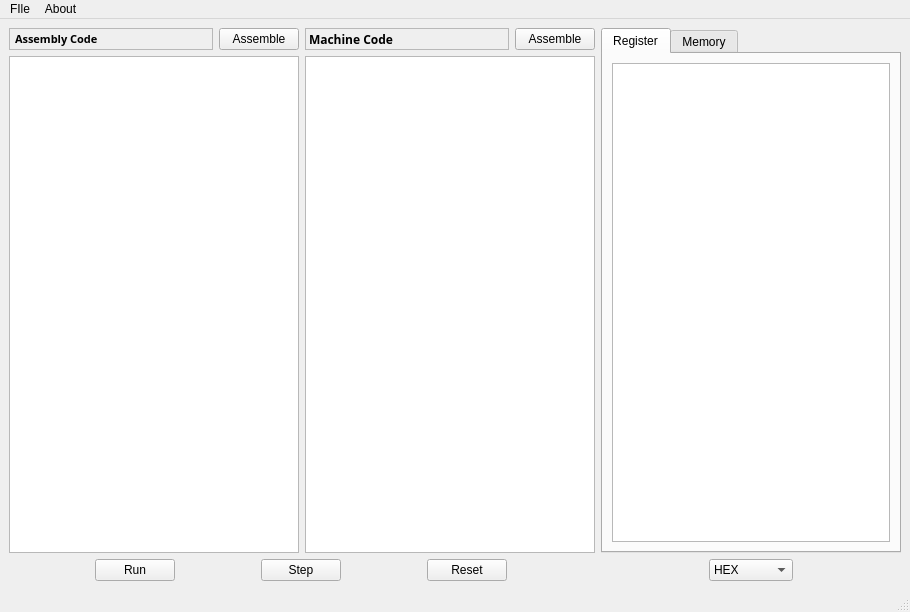
Above: mainwindow.ui from Kartikeyapise/RISC-V-Simulator before the change. Below: the same form after it.
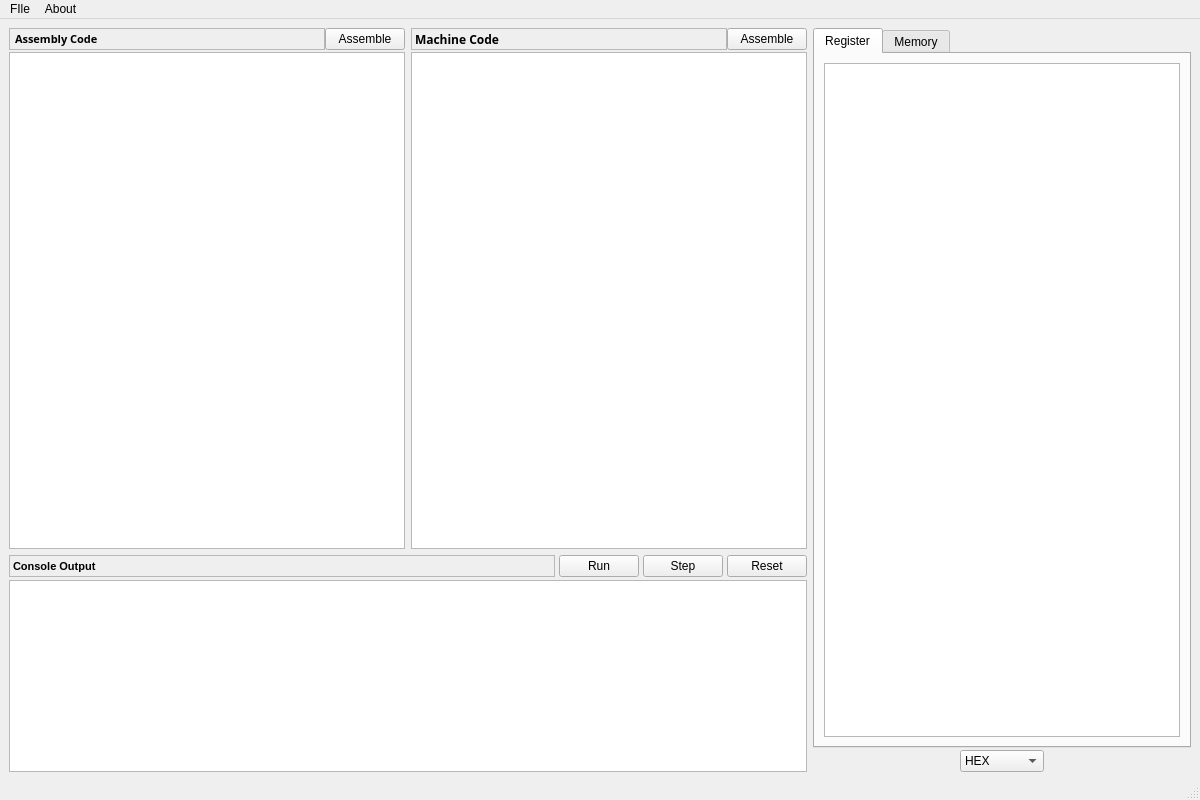
That is the form after the change. The open tabs and pages were chosen to show the change.

What changed in the file:
```diff
--- a/mainwindow.ui
+++ b/mainwindow.ui
@@ -6,8 +6,8 @@
    <rect>
     <x>0</x>
     <y>0</y>
-    <width>910</width>
-    <height>612</height>
+    <width>1200</width>
+    <height>800</height>
    </rect>
   </property>
   <property name="windowTitle">
@@ -21,61 +21,12 @@
     <bool>true</bool>
    </property>
    <layout class="QGridLayout" name="gridLayout">
-    <item row="5" column="2" colspan="2">
-     <layout class="QHBoxLayout" name="horizontalLayout_3" stretch="0,0,0">
-      <property name="spacing">
-       <number>0</number>
-      </property>
-      <property name="sizeConstraint">
-       <enum>QLayout::SetFixedSize</enum>
-      </property>
-      <property name="rightMargin">
-       <number>0</number>
-      </property>
-      <item>
-       <widget class="QPushButton" name="run">
-        <property name="sizePolicy">
-         <sizepolicy hsizetype="Fixed" vsizetype="Fixed">
-          <horstretch>0</horstretch>
-          <verstretch>0</verstretch>
-         </sizepolicy>
-        </property>
-        <property name="text">
-         <string>Run</string>
-        </property>
-       </widget>
-      </item>
-      <item>
-       <widget class="QPushButton" name="step">
-        <property name="sizePolicy">
-         <sizepolicy hsizetype="Fixed" vsizetype="Fixed">
-          <horstretch>0</horstretch>
-          <verstretch>0</verstretch>
-         </sizepolicy>
-        </property>
-        <property name="text">
-         <string>Step</string>
-        </property>
-       </widget>
-      </item>
-      <item>
-       <widget class="QPushButton" name="reset">
-        <property name="enabled">
-         <bool>true</bool>
-        </property>
-        <property name="sizePolicy">
-         <sizepolicy hsizetype="Fixed" vsizetype="Fixed">
-          <horstretch>0</horstretch>
-          <verstretch>0</verstretch>
-         </sizepolicy>
-        </property>
-        <property name="text">
-         <string>Reset</string>
-        </property>
-       </widget>
-      </item>
-     </layout>
-    </item>
+    <property name="bottomMargin">
+     <number>6</number>
+    </property>
+    <property name="verticalSpacing">
+     <number>2</number>
+    </property>
     <item row="2" column="2">
      <widget class="QPlainTextEdit" name="plainTextEdit_as">
       <property name="sizePolicy">
@@ -98,32 +49,145 @@
       </property>
      </widget>
     </item>
-    <item row="2" column="3">
-     <widget class="QPlainTextEdit" name="plainTextEdit_mc"/>
+    <item row="1" column="3">
+     <layout class="QHBoxLayout" name="horizontalLayout_4">
+      <item>
+       <widget class="QLabel" name="label_2">
+        <property name="font">
+         <font>
+          <family>MS Reference Sans Serif</family>
+          <weight>75</weight>
+          <bold>true</bold>
+         </font>
+        </property>
+        <property name="frameShape">
+         <enum>QFrame::StyledPanel</enum>
+        </property>
+        <property name="frameShadow">
+         <enum>QFrame::Raised</enum>
+        </property>
+        <property name="text">
+         <string>Machine Code</string>
+        </property>
+       </widget>
+      </item>
+      <item>
+       <widget class="QPushButton" name="mc_assemble">
+        <property name="sizePolicy">
+         <sizepolicy hsizetype="Fixed" vsizetype="Fixed">
+          <horstretch>0</horstretch>
+          <verstretch>0</verstretch>
+         </sizepolicy>
+        </property>
+        <property name="text">
+         <string>Assemble</string>
+        </property>
+       </widget>
+      </item>
+     </layout>
     </item>
-    <item row="5" column="8">
-     <layout class="QHBoxLayout" name="horizontalLayout">
-      <item>
-       <widget class="QComboBox" name="comboBox">
+    <item row="5" column="2" rowspan="2" colspan="2">
+     <layout class="QGridLayout" name="gridLayout_2">
+      <property name="sizeConstraint">
+       <enum>QLayout::SetFixedSize</enum>
+      </property>
+      <property name="rightMargin">
+       <number>0</number>
+      </property>
+      <property name="bottomMargin">
+       <number>0</number>
+      </property>
+      <property name="horizontalSpacing">
+       <number>4</number>
+      </property>
+      <property name="verticalSpacing">
+       <number>3</number>
+      </property>
+      <item row="0" column="3">
+       <widget class="QPushButton" name="step">
         <property name="sizePolicy">
          <sizepolicy hsizetype="Fixed" vsizetype="Fixed">
           <horstretch>0</horstretch>
           <verstretch>0</verstretch>
          </sizepolicy>
         </property>
-        <property name="layoutDirection">
-         <enum>Qt::LeftToRight</enum>
+        <property name="text">
+         <string>Step</string>
         </property>
-        <item>
-         <property name="text">
-          <string>HEX</string>
-         </property>
-        </item>
-        <item>
-         <property name="text">
-          <string>DECIMAL</string>
-         </property>
-        </item>
+       </widget>
+      </item>
+      <item row="0" column="4">
+       <widget class="QPushButton" name="reset">
+        <property name="enabled">
+         <bool>true</bool>
+        </property>
+        <property name="sizePolicy">
+         <sizepolicy hsizetype="Fixed" vsizetype="Fixed">
+          <horstretch>0</horstretch>
+          <verstretch>0</verstretch>
+         </sizepolicy>
+        </property>
+        <property name="text">
+         <string>Reset</string>
+        </property>
+       </widget>
+      </item>
+      <item row="0" column="2">
+       <widget class="QPushButton" name="run">
+        <property name="sizePolicy">
+         <sizepolicy hsizetype="Fixed" vsizetype="Fixed">
+          <horstretch>0</horstretch>
+          <verstretch>0</verstretch>
+         </sizepolicy>
+        </property>
+        <property name="text">
+         <string>Run</string>
+        </property>
+       </widget>
+      </item>
+      <item row="1" column="0" rowspan="2" colspan="5">
+       <widget class="QPlainTextEdit" name="plainTextEdit_console">
+        <property name="sizePolicy">
+         <sizepolicy hsizetype="Expanding" vsizetype="Fixed">
+          <horstretch>0</horstretch>
+          <verstretch>0</verstretch>
+         </sizepolicy>
+        </property>
+        <property name="minimumSize">
+         <size>
+          <width>0</width>
+          <height>100</height>
+         </size>
+        </property>
+        <property name="documentTitle">
+         <string/>
+        </property>
+        <property name="readOnly">
+         <bool>true</bool>
+        </property>
+        <property name="plainText">
+         <string/>
+        </property>
+       </widget>
+      </item>
+      <item row="0" column="0" colspan="2">
+       <widget class="QLabel" name="label_3">
+        <property name="font">
+         <font>
+          <pointsize>8</pointsize>
+          <weight>75</weight>
+          <bold>true</bold>
+         </font>
+        </property>
+        <property name="frameShape">
+         <enum>QFrame::StyledPanel</enum>
+        </property>
+        <property name="frameShadow">
+         <enum>QFrame::Sunken</enum>
+        </property>
+        <property name="text">
+         <string>Console Output</string>
+        </property>
        </widget>
       </item>
      </layout>
@@ -182,44 +246,40 @@
       </item>
      </layout>
     </item>
-    <item row="1" column="3">
-     <layout class="QHBoxLayout" name="horizontalLayout_4">
+    <item row="2" column="3">
+     <widget class="QPlainTextEdit" name="plainTextEdit_mc"/>
+    </item>
+    <item row="6" column="8">
+     <layout class="QHBoxLayout" name="horizontalLayout">
+      <property name="spacing">
+       <number>4</number>
+      </property>
       <item>
-       <widget class="QLabel" name="label_2">
-        <property name="font">
-         <font>
-          <family>MS Reference Sans Serif</family>
-          <weight>75</weight>
-          <bold>true</bold>
-         </font>
-        </property>
-        <property name="frameShape">
-         <enum>QFrame::StyledPanel</enum>
-        </property>
-        <property name="frameShadow">
-         <enum>QFrame::Raised</enum>
-        </property>
-        <property name="text">
-         <string>Machine Code</string>
-        </property>
-       </widget>
-      </item>
-      <item>
-       <widget class="QPushButton" name="mc_assemble">
+       <widget class="QComboBox" name="comboBox">
         <property name="sizePolicy">
          <sizepolicy hsizetype="Fixed" vsizetype="Fixed">
           <horstretch>0</horstretch>
           <verstretch>0</verstretch>
          </sizepolicy>
         </property>
-        <property name="text">
-         <string>Assemble</string>
+        <property name="layoutDirection">
+         <enum>Qt::LeftToRight</enum>
         </property>
+        <item>
+         <property name="text">
+          <string>HEX</string>
+         </property>
+        </item>
+        <item>
+         <property name="text">
+          <string>DECIMAL</string>
+         </property>
+        </item>
        </widget>
       </item>
      </layout>
     </item>
-    <item row="1" column="8" rowspan="2">
+    <item row="1" column="8" rowspan="5">
      <widget class="QTabWidget" name="tabWidget">
       <property name="sizePolicy">
        <sizepolicy hsizetype="Fixed" vsizetype="Expanding">
@@ -229,7 +289,7 @@
       </property>
       <property name="minimumSize">
        <size>
-        <width>300</width>
+        <width>378</width>
         <height>0</height>
        </size>
       </property>
@@ -240,7 +300,7 @@
        <enum>QTabWidget::Rounded</enum>
       </property>
       <property name="currentIndex">
-       <number>1</number>
+       <number>0</number>
       </property>
       <property name="iconSize">
        <size>
@@ -292,7 +352,7 @@
     <rect>
      <x>0</x>
      <y>0</y>
-     <width>910</width>
+     <width>1200</width>
      <height>17</height>
     </rect>
    </property>
```
